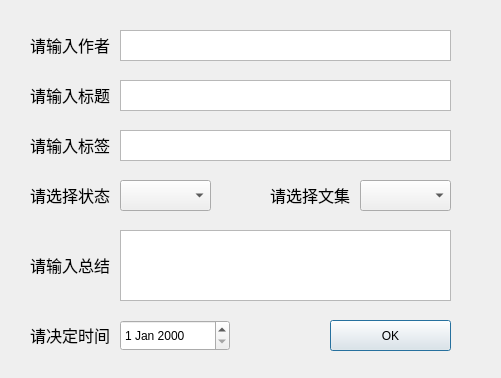
The window that app/gitblog.ui (liyu34/CuteMarkEd) describes before a commit, drawn with Qt 5.
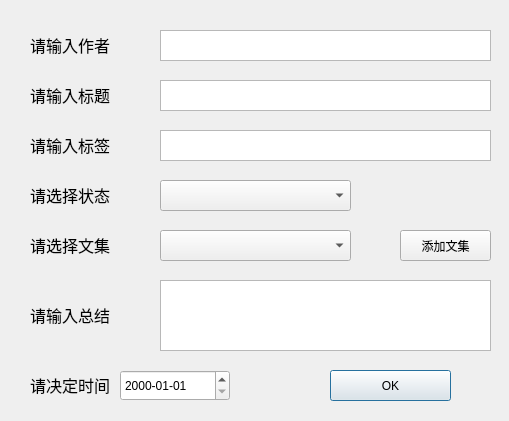
The same window after the commit. Custom widgets are drawn as their Qt base class.

What changed in the file:
```diff
--- a/app/gitblog.ui
+++ b/app/gitblog.ui
@@ -6,8 +6,8 @@
    <rect>
     <x>0</x>
     <y>0</y>
-    <width>501</width>
-    <height>378</height>
+    <width>509</width>
+    <height>421</height>
    </rect>
   </property>
   <property name="windowTitle">
@@ -16,7 +16,7 @@
   <widget class="QTextEdit" name="authorEdit">
    <property name="geometry">
     <rect>
-     <x>120</x>
+     <x>160</x>
      <y>30</y>
      <width>331</width>
      <height>31</height>
@@ -52,7 +52,7 @@
   <widget class="QTextEdit" name="titleEdit">
    <property name="geometry">
     <rect>
-     <x>120</x>
+     <x>160</x>
      <y>80</y>
      <width>331</width>
      <height>31</height>
@@ -75,7 +75,7 @@
   <widget class="QTextEdit" name="tagsEdit">
    <property name="geometry">
     <rect>
-     <x>120</x>
+     <x>160</x>
      <y>130</y>
      <width>331</width>
      <height>31</height>
@@ -85,9 +85,9 @@
   <widget class="QComboBox" name="categoryCombo">
    <property name="geometry">
     <rect>
-     <x>360</x>
-     <y>180</y>
-     <width>91</width>
+     <x>160</x>
+     <y>230</y>
+     <width>191</width>
      <height>31</height>
     </rect>
    </property>
@@ -95,8 +95,8 @@
   <widget class="QLabel" name="label_4">
    <property name="geometry">
     <rect>
-     <x>270</x>
-     <y>180</y>
+     <x>30</x>
+     <y>230</y>
      <width>81</width>
      <height>31</height>
     </rect>
@@ -108,9 +108,9 @@
   <widget class="QComboBox" name="statusCombo">
    <property name="geometry">
     <rect>
-     <x>120</x>
+     <x>160</x>
      <y>180</y>
-     <width>91</width>
+     <width>191</width>
      <height>31</height>
     </rect>
    </property>
@@ -132,7 +132,7 @@
    <property name="geometry">
     <rect>
      <x>30</x>
-     <y>250</y>
+     <y>300</y>
      <width>81</width>
      <height>31</height>
     </rect>
@@ -144,8 +144,8 @@
   <widget class="QTextEdit" name="summaryEdit">
    <property name="geometry">
     <rect>
-     <x>120</x>
-     <y>230</y>
+     <x>160</x>
+     <y>280</y>
      <width>331</width>
      <height>71</height>
     </rect>
@@ -155,17 +155,23 @@
    <property name="geometry">
     <rect>
      <x>120</x>
-     <y>320</y>
+     <y>370</y>
      <width>110</width>
      <height>31</height>
     </rect>
    </property>
+   <property name="displayFormat">
+    <string>yyyy-MM-dd</string>
+   </property>
+   <property name="currentSectionIndex">
+    <number>2</number>
+   </property>
   </widget>
   <widget class="QLabel" name="label_7">
    <property name="geometry">
     <rect>
      <x>30</x>
-     <y>320</y>
+     <y>370</y>
      <width>81</width>
      <height>31</height>
     </rect>
@@ -178,7 +184,7 @@
    <property name="geometry">
     <rect>
      <x>330</x>
-     <y>320</y>
+     <y>370</y>
      <width>121</width>
      <height>31</height>
     </rect>
@@ -187,7 +193,27 @@
     <string>OK</string>
    </property>
   </widget>
+  <widget class="QPushButton" name="addCategory">
+   <property name="geometry">
+    <rect>
+     <x>400</x>
+     <y>230</y>
+     <width>91</width>
+     <height>31</height>
+    </rect>
+   </property>
+   <property name="text">
+    <string>添加文集</string>
+   </property>
+  </widget>
  </widget>
+ <customwidgets>
+  <customwidget>
+   <class>MyTextEdit</class>
+   <extends>QTextEdit</extends>
+   <header location="global">mytextedit.h</header>
+  </customwidget>
+ </customwidgets>
  <resources/>
  <connections/>
 </ui>
```
Left out of the diff: 8 changed lines with no effect on the pictures.
